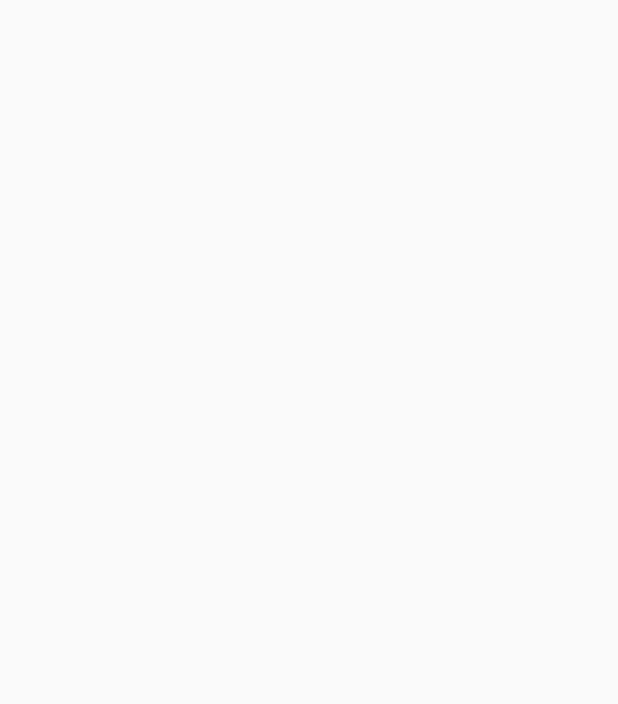
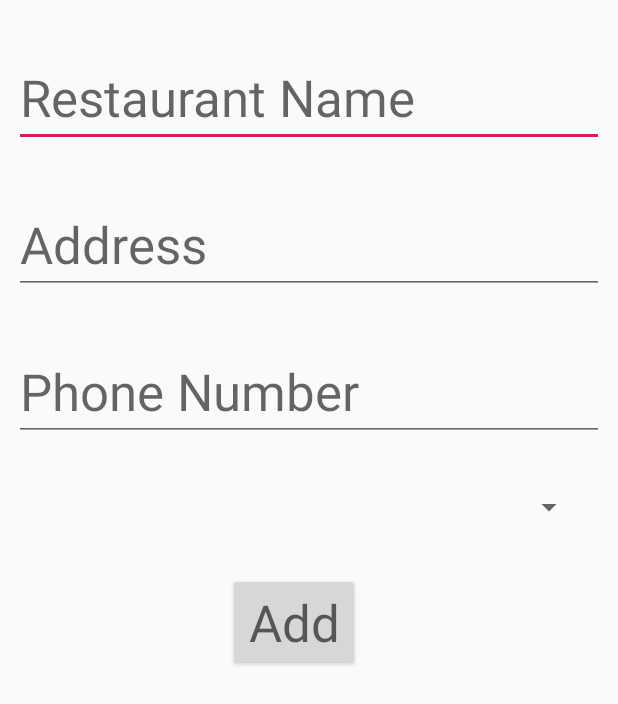
Before and after one commit to habdallah005/AndroidFinalProject, an Android app: the AddRestaurant screen opened directly, with no data from a screen before it, on a phone screen of 412 x 824 dp. Before the commit the part shown is empty. Shown: the top 704 px of the screen. Run offline under Robolectric (Android 15) with nearby library versions, the phone set to English and light mode, and no system bars.

Commit message:
"Take this version "

```diff
--- a/app/src/main/java/com/example/abdallah/AndroidRestaurant/MainMenu.java
+++ b/app/src/main/java/com/example/abdallah/AndroidRestaurant/MainMenu.java
@@ -1,10 +1,11 @@
 package com.example.abdallah.AndroidRestaurant;
-import com.example.abdallah.R;
 
 import android.content.Intent;
 import android.support.v7.app.AppCompatActivity;
 import android.os.Bundle;
 import android.view.View;
+
+import com.example.abdallah.R;
 
 
 public class MainMenu extends AppCompatActivity {
--- a/app/src/main/java/com/example/abdallah/AndroidRestaurant/MyRestaurants.java
+++ b/app/src/main/java/com/example/abdallah/AndroidRestaurant/MyRestaurants.java
@@ -1,3 +1,5 @@
+package com.example.abdallah.AndroidRestaurant;
+
 import com.example.abdallah.R;
 import android.support.v7.app.AppCompatActivity;
 import android.os.Bundle;
@@ -10,6 +12,6 @@ public class MyRestaurants extends AppCompatActivity {
     protected void onCreate(Bundle savedInstanceState) {
         super.onCreate(savedInstanceState);
         setContentView(R.layout.activity_my_restaurants);
-        findViewById(R.id.listMyRestos);
+        //findViewById(R.id.listMyRestos);
     }
 }
--- a/app/src/main/java/com/example/abdallah/AndroidRestaurant/WelcomePage.java
+++ b/app/src/main/java/com/example/abdallah/AndroidRestaurant/WelcomePage.java
@@ -5,9 +5,7 @@ import android.support.v7.app.AppCompatActivity;
 import android.os.Bundle;
 import android.view.View;
 
-
 import com.example.abdallah.R;
-
 
 
 public class WelcomePage extends AppCompatActivity {
--- a/app/src/main/res/layout/activity_about_us.xml
+++ b/app/src/main/res/layout/activity_about_us.xml
@@ -4,7 +4,7 @@
     xmlns:tools="http://schemas.android.com/tools"
     android:layout_width="match_parent"
     android:layout_height="match_parent"
-    tools:context=".AboutUs">
+    tools:context=".AndroidRestaurant.AboutUs">
 
     <TextView
         android:id="@+id/txtChris"
--- a/app/src/main/res/layout/activity_add_restaurant.xml
+++ b/app/src/main/res/layout/activity_add_restaurant.xml
@@ -4,6 +4,86 @@
     xmlns:tools="http://schemas.android.com/tools"
     android:layout_width="match_parent"
     android:layout_height="match_parent"
-    tools:context=".AddRestaurant">
+    tools:context=".AndroidRestaurant.AddRestaurant">
+
+    <EditText
+        android:id="@+id/txtAddName"
+        android:layout_width="wrap_content"
+        android:layout_height="0dp"
+        android:layout_marginStart="8dp"
+        android:layout_marginLeft="8dp"
+        android:layout_marginTop="32dp"
+        android:layout_marginEnd="8dp"
+        android:layout_marginRight="8dp"
+        android:ems="10"
+        android:hint="Restaurant Name"
+        android:inputType="textPersonName"
+        android:textAppearance="@style/TextAppearance.AppCompat.Display1"
+        app:layout_constraintEnd_toEndOf="parent"
+        app:layout_constraintStart_toStartOf="parent"
+        app:layout_constraintTop_toTopOf="parent" />
+
+    <EditText
+        android:id="@+id/txtAddress"
+        android:layout_width="wrap_content"
+        android:layout_height="0dp"
+        android:layout_marginStart="8dp"
+        android:layout_marginLeft="8dp"
+        android:layout_marginTop="32dp"
+        android:layout_marginEnd="8dp"
+        android:layout_marginRight="8dp"
+        android:ems="10"
+        android:hint="Address"
+        android:inputType="textPersonName"
+        android:textAppearance="@style/TextAppearance.AppCompat.Display1"
+        app:layout_constraintEnd_toEndOf="parent"
+        app:layout_constraintStart_toStartOf="parent"
+        app:layout_constraintTop_toBottomOf="@+id/txtAddName" />
+
+    <EditText
+        android:id="@+id/txtPhone"
+        android:layout_width="wrap_content"
+        android:layout_height="wrap_content"
+        android:layout_marginStart="8dp"
+        android:layout_marginLeft="8dp"
+        android:layout_marginTop="32dp"
+        android:layout_marginEnd="8dp"
+        android:layout_marginRight="8dp"
+        android:ems="10"
+        android:hint="Phone Number"
+        android:inputType="phone"
+        android:textAppearance="@style/TextAppearance.AppCompat.Display1"
+        app:layout_constraintEnd_toEndOf="parent"
+        app:layout_constraintStart_toStartOf="parent"
+        app:layout_constraintTop_toBottomOf="@+id/txtAddress" />
+
+    <Spinner
+        android:id="@+id/spinner"
+        android:layout_width="368dp"
+        android:layout_height="wrap_content"
+        android:layout_marginStart="8dp"
+        android:layout_marginLeft="8dp"
+        android:layout_marginTop="32dp"
+        android:layout_marginEnd="8dp"
+        android:layout_marginRight="8dp"
+        app:layout_constraintEnd_toEndOf="parent"
+        app:layout_constraintStart_toStartOf="parent"
+        app:layout_constraintTop_toBottomOf="@+id/txtPhone" />
+
+    <Button
+        android:id="@+id/button"
+        android:layout_width="wrap_content"
+        android:layout_height="0dp"
+        android:layout_marginStart="8dp"
+        android:layout_marginLeft="8dp"
+        android:layout_marginTop="32dp"
+        android:layout_marginEnd="8dp"
+        android:layout_marginRight="8dp"
+        android:text="Add"
+        android:textAppearance="@style/TextAppearance.AppCompat.Display1"
+        app:layout_constraintEnd_toEndOf="parent"
+        app:layout_constraintHorizontal_bias="0.467"
+        app:layout_constraintStart_toStartOf="parent"
+        app:layout_constraintTop_toBottomOf="@+id/spinner" />
 
 </android.support.constraint.ConstraintLayout>
--- a/app/src/main/res/layout/activity_main.xml
+++ b/app/src/main/res/layout/activity_main.xml
@@ -4,7 +4,7 @@
     xmlns:tools="http://schemas.android.com/tools"
     android:layout_width="match_parent"
     android:layout_height="match_parent"
-    tools:context=".MainActivity">
+    tools:context=".AndroidRestaurant.MainMenu">
 
     <TextView
         android:layout_width="wrap_content"
--- a/app/src/main/res/layout/activity_main_menu.xml
+++ b/app/src/main/res/layout/activity_main_menu.xml
@@ -4,7 +4,7 @@
     xmlns:tools="http://schemas.android.com/tools"
     android:layout_width="match_parent"
     android:layout_height="match_parent"
-    tools:context=".MainMenu">
+    tools:context=".AndroidRestaurant.MainMenu">
 
     <Button
         android:id="@+id/btnMyRestos"
@@ -16,7 +16,7 @@
         android:layout_marginEnd="8dp"
         android:layout_marginRight="8dp"
         android:layout_marginBottom="16dp"
-        android:text="@string/title_activity_add_restaurant"
+        android:text=""
         app:layout_constraintBottom_toTopOf="@+id/btnSearch"
         app:layout_constraintEnd_toEndOf="parent"
         app:layout_constraintHorizontal_bias="0.0"
@@ -34,7 +34,7 @@
         android:layout_marginEnd="8dp"
         android:layout_marginRight="8dp"
         android:layout_marginBottom="8dp"
-        android:text="@string/search"
+        android:text="search"
         app:layout_constraintBottom_toBottomOf="parent"
         app:layout_constraintEnd_toEndOf="parent"
         app:layout_constraintHorizontal_bias="1.0"
@@ -69,7 +69,7 @@
         android:layout_marginEnd="8dp"
         android:layout_marginRight="8dp"
         android:layout_marginBottom="8dp"
-        android:text="@string/my_restaurants"
+        android:text=""
         app:layout_constraintBottom_toTopOf="@+id/btnMyRestos"
         app:layout_constraintEnd_toEndOf="parent"
         app:layout_constraintHorizontal_bias="1.0"
--- a/app/src/main/res/layout/activity_my_restaurants.xml
+++ b/app/src/main/res/layout/activity_my_restaurants.xml
@@ -4,12 +4,6 @@
     xmlns:tools="http://schemas.android.com/tools"
     android:layout_width="match_parent"
     android:layout_height="match_parent"
-    tools:context=".Myrestaurants">
+    tools:context=".AndroidRestaurant.MyRestaurants">
 
-    <ListView
-        android:id="@+id/listMyRestos"
-        android:layout_width="368dp"
-        android:layout_height="551dp"
-        tools:layout_editor_absoluteX="8dp"
-        tools:layout_editor_absoluteY="8dp" />
 </android.support.constraint.ConstraintLayout>
--- a/app/src/main/res/layout/activity_search_restaurant.xml
+++ b/app/src/main/res/layout/activity_search_restaurant.xml
@@ -4,6 +4,6 @@
     xmlns:tools="http://schemas.android.com/tools"
     android:layout_width="match_parent"
     android:layout_height="match_parent"
-    tools:context=".SearchRestaurant">
+    tools:context=".AndroidRestaurant.SearchRestaurant">
 
 </android.support.constraint.ConstraintLayout>
```
